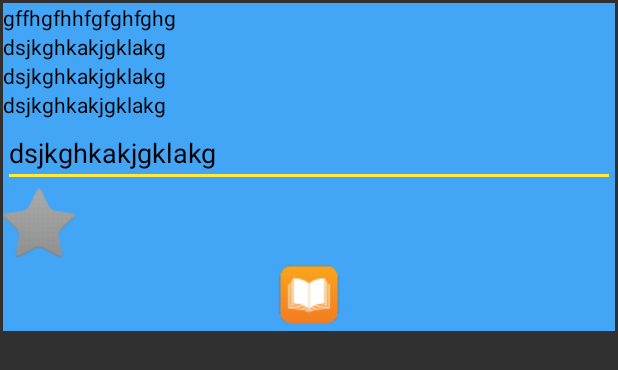
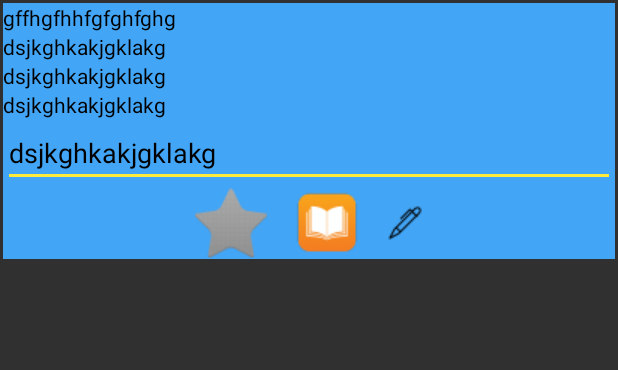
Before and after one commit to KhristenkoDaniil/EdrQueryRepository, an Android app: the layout edr_favorite_item.xml on its own in the app's theme, with its tools: preview values and no code run, on a phone screen of 412 x 824 dp. Shown: the top 370 px of the screen. Run offline under Robolectric (Android 15) with nearby library versions, the phone set to English and light mode, and no system bars; network calls fail.

Commit message:
correcting favorite iten xml

```diff
--- a/app/src/main/java/ua/dnigma/edrquery/data/EdrFavoriteTableDao.java
+++ b/app/src/main/java/ua/dnigma/edrquery/data/EdrFavoriteTableDao.java
@@ -97,5 +97,8 @@ public class EdrFavoriteTableDao {
         contentValues.put(EdrInterestSchema.COMMENTS, comment);
         sqLiteDatabase.update(EdrInterestSchema.TABLE_NAME, contentValues,
                 EdrInterestSchema.ID + "=?", new String[]{id});
+
+        sqLiteDatabase.close();
+
     }
 }
--- a/app/src/main/res/layout/edr_favorite_item.xml
+++ b/app/src/main/res/layout/edr_favorite_item.xml
@@ -48,17 +48,39 @@
         android:textColor="@color/Black"
         android:text="dsjkghkakjgklakg" />
 
+    <LinearLayout
+        android:layout_width="wrap_content"
+        android:layout_height="wrap_content"
+        android:orientation="horizontal"
+        android:layout_gravity="center">
+
         <CheckBox
             android:id="@+id/checkbox_gold_star"
             android:layout_width="match_parent"
             android:layout_height="match_parent"
-        android:button="@drawable/checkstar_selector"/>
+            android:button="@drawable/checkstar_selector"
+            android:layout_marginLeft="8dp"
+            android:layout_marginRight="8dp"/>
 
         <ImageView
             android:id="@+id/book_view_declaration"
             android:layout_width="match_parent"
             android:layout_height="match_parent"
-        app:srcCompat="@drawable/books_icon" />
+            app:srcCompat="@drawable/books_icon"
+            android:layout_marginLeft="8dp"
+            android:layout_marginRight="8dp"/>
+
+        <ImageView
+            android:id="@+id/save_comment"
+            android:layout_width="match_parent"
+            android:layout_height="match_parent"
+            app:srcCompat="@drawable/pen_icon"
+            android:layout_marginLeft="8dp"
+            android:layout_marginRight="8dp"/>
+
+    </LinearLayout>
+
+
 
 
 </LinearLayout>
--- a/app/src/main/res/values/strings.xml
+++ b/app/src/main/res/values/strings.xml
@@ -1,3 +1,5 @@
 <resources>
-    <string name="app_name">EdrQuery</string>
+    <string name="app_name">Реестр деклараций</string>
+    <string name="save_comment">Комментарий сохранен</string>
+
 </resources>
```
Also changed, not shown: app/src/main/java/ua/dnigma/edrquery/adapter/EdrFavoriteRecyclerAdapter.java (+15 -1 lines), app/src/main/java/ua/dnigma/edrquery/callback/OnSaveCommentCallback.java (added, +11 -0 lines), app/src/main/java/ua/dnigma/edrquery/fragment/EdrFavoriteFragment.java (+12 -2 lines), app/src/main/res/layout/edr_item.xml (+7 -3 lines). Lines whose indentation alone changed are shown as unchanged.
